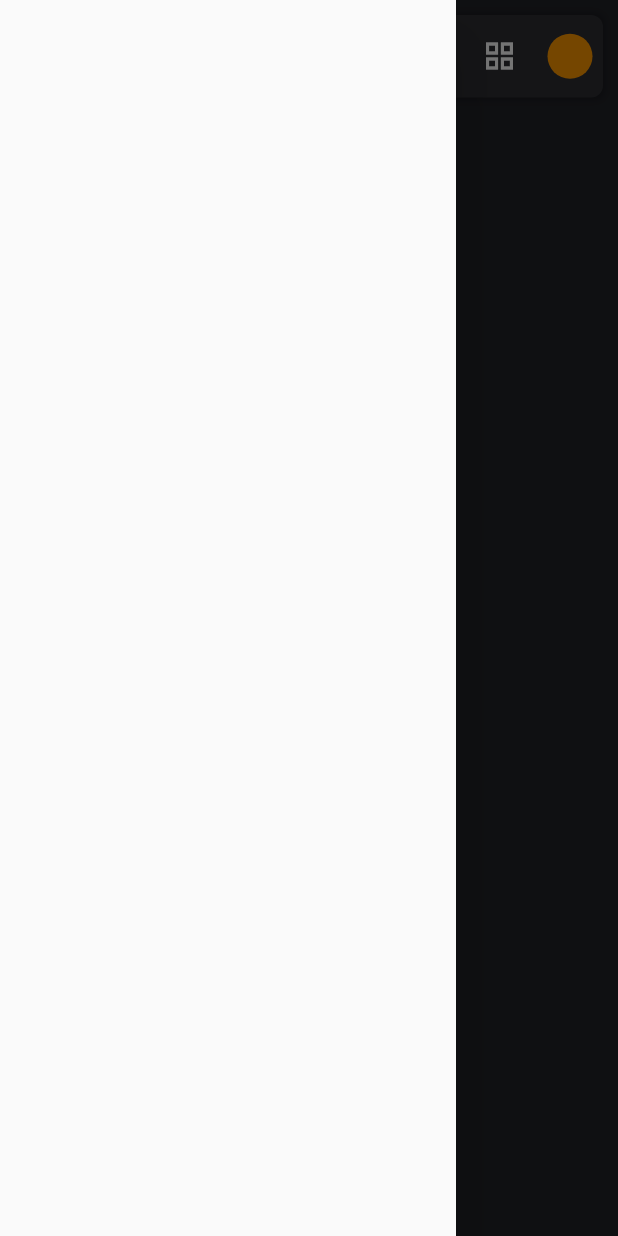
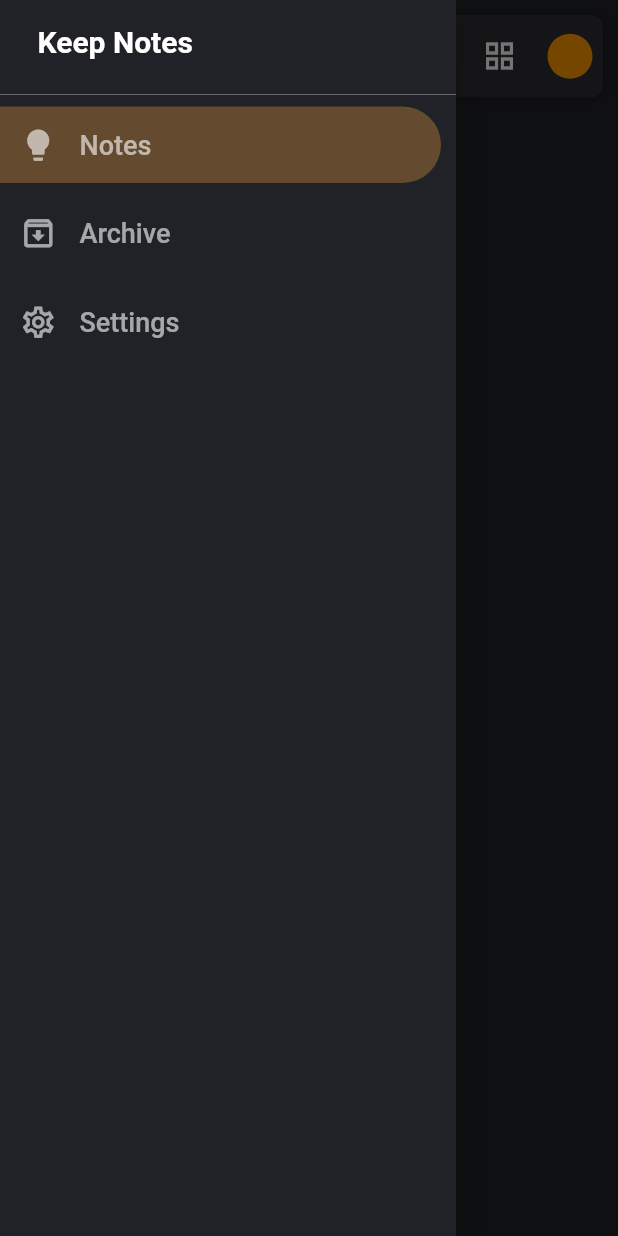
Before and after one commit to musfique113/KeepNotes, a Flutter app: the screen it shows after launch, with the side drawer open, on a phone screen of 412 x 824 dp. Run offline on Flutter 3.47's test engine with Material 2 defaults, Android fonts, the phone set to English and light mode, and no system bars.

Commit message:
added Notes,archive,settings in the drawer

```diff
--- /dev/null
+++ b/lib/SideMenuBar.dart
@@ -0,0 +1,164 @@
+import 'package:flutter/material.dart';
+import 'package:googlekeep/colors.dart';
+
+class SideMenu extends StatefulWidget {
+  const SideMenu({Key? key}) : super(key: key);
+
+  @override
+  State<SideMenu> createState() => _SideMenuState();
+}
+
+class _SideMenuState extends State<SideMenu> {
+  @override
+  Widget build(BuildContext context) {
+    return Drawer(
+      child: SafeArea(
+        child: Container(
+          decoration: BoxDecoration(color: bgColor),
+          child: Column(
+            crossAxisAlignment: CrossAxisAlignment.start,
+            children: [
+              Container(
+                margin: EdgeInsets.symmetric(horizontal: 25, vertical: 16),
+                child: Text(
+                  "Keep Notes",
+                  style: TextStyle(
+                      color: white, fontWeight: FontWeight.bold, fontSize: 20),
+                ),
+              ),
+              Divider(
+                color: white.withOpacity(0.3),
+              ),
+              sectionOne(),
+              SizedBox(height: 8,),
+              sectionTwo(),
+              SizedBox(height: 8,),
+              sectionSettings(),
+            ],
+          ),
+        ),
+      ),
+    );
+  }
+
+  Widget sectionOne(){
+    return Container(
+      //padding: EdgeInsets.symmetric(vertical: 5, horizontal: 5),
+      margin: EdgeInsets.only(right: 10),
+      child: TextButton(
+        style: ButtonStyle(
+          backgroundColor: MaterialStateProperty.all(Colors.orangeAccent.withOpacity(0.3)),
+          shape: MaterialStateProperty.all<RoundedRectangleBorder>(
+              RoundedRectangleBorder(
+                borderRadius: BorderRadius.only(
+                    topRight: Radius.circular(50),
+                    bottomRight: Radius.circular(50)
+                ),
+              )
+          ),
+        ),
+        onPressed: () {},
+        child: Container(
+          padding: EdgeInsets.symmetric(vertical: 5, horizontal: 5),
+          child: Row(
+            children: [
+              Icon(Icons.lightbulb,
+                size:25 ,
+                color: white.withOpacity(0.6),
+              ),
+              SizedBox(
+                width: 15,
+              ),
+              Text(
+                "Notes",
+                style: TextStyle(color: white.withOpacity(0.6),
+                  fontSize: 18,
+                ),
+              )
+            ],
+          ),
+        ),
+      ),
+    );
+  }
+  Widget sectionTwo(){
+    return Container(
+      //padding: EdgeInsets.symmetric(vertical: 5, horizontal: 5),
+      margin: EdgeInsets.only(right: 10),
+      child: TextButton(
+        style: ButtonStyle(
+          //backgroundColor: MaterialStateProperty.all(Colors.orangeAccent.withOpacity(0.3)),
+          shape: MaterialStateProperty.all<RoundedRectangleBorder>(
+              RoundedRectangleBorder(
+                borderRadius: BorderRadius.only(
+                    topRight: Radius.circular(50),
+                    bottomRight: Radius.circular(50)
+                ),
+              )
+          ),
+        ),
+        onPressed: () {},
+        child: Container(
+          padding: EdgeInsets.symmetric(vertical: 5, horizontal: 5),
+          child: Row(
+            children: [
+              Icon(Icons.archive_outlined,
+                size:25 ,
+                color: white.withOpacity(0.6),
+              ),
+              SizedBox(
+                width: 15,
+              ),
+              Text(
+                "Archive",
+                style: TextStyle(color: white.withOpacity(0.6),
+                  fontSize: 18,
+                ),
+              )
+            ],
+          ),
+        ),
+      ),
+    );
+  }
+  Widget sectionSettings(){
+    return Container(
+      //padding: EdgeInsets.symmetric(vertical: 5, horizontal: 5),
+      margin: EdgeInsets.only(right: 10),
+      child: TextButton(
+        style: ButtonStyle(
+          //backgroundColor: MaterialStateProperty.all(Colors.orangeAccent.withOpacity(0.3)),
+          shape: MaterialStateProperty.all<RoundedRectangleBorder>(
+              RoundedRectangleBorder(
+                borderRadius: BorderRadius.only(
+                    topRight: Radius.circular(50),
+                    bottomRight: Radius.circular(50)
+                ),
+              )
+          ),
+        ),
+        onPressed: () {},
+        child: Container(
+          padding: EdgeInsets.symmetric(vertical: 5, horizontal: 5),
+          child: Row(
+            children: [
+              Icon(Icons.settings_outlined,
+                size:25 ,
+                color: white.withOpacity(0.6),
+              ),
+              SizedBox(
+                width: 15,
+              ),
+              Text(
+                "Settings",
+                style: TextStyle(color: white.withOpacity(0.6),
+                  fontSize: 18,
+                ),
+              )
+            ],
+          ),
+        ),
+      ),
+    );
+  }
+}
--- a/lib/home.dart
+++ b/lib/home.dart
@@ -1,20 +1,26 @@
 import 'package:flutter/material.dart';
+import 'package:googlekeep/SideMenuBar.dart';
 import 'package:googlekeep/colors.dart';
 
 class Home extends StatefulWidget {
   const Home({Key? key}) : super(key: key);
 
+
   @override
   State<Home> createState() => _HomeState();
+
 }
 
 class _HomeState extends State<Home> {
+
   GlobalKey<ScaffoldState> _drawerKey = GlobalKey();
   @override
   Widget build(BuildContext context) {
+
     return Scaffold(
       key: _drawerKey,
-      drawer: Drawer(),
+      drawer: SideMenu(),
+      endDrawerEnableOpenDragGesture: true,
       backgroundColor: bgColor,
       body: SafeArea(
         child: Container(
--- a/lib/main.dart
+++ b/lib/main.dart
@@ -13,6 +13,7 @@ class MyApp extends StatelessWidget {
   @override
   Widget build(BuildContext context) {
     return MaterialApp(
+      debugShowCheckedModeBanner: false,
       title: 'Flutter Demo',
       theme: ThemeData(
         // This is the theme of your application.
```
